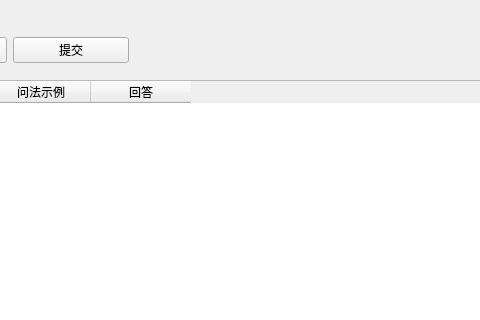
Before: the Qt Designer form ui/autoreply.ui in whlle1ouch/mhwy, drawn with Qt 5; both pictures show x 130 to 610 and y 0 to 320 of the 901 by 600 pixel window.
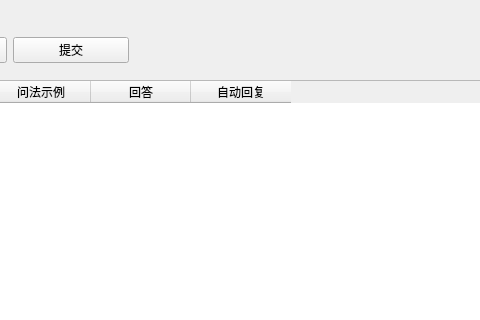
After: the same form once the commit is applied.

Commit message: 2019/4/4 增加了自动回复界面代码

Diff of the .ui file:
```diff
--- a/ui/autoreply.ui
+++ b/ui/autoreply.ui
@@ -88,6 +88,11 @@
      <string>回答</string>
     </property>
    </column>
+   <column>
+    <property name="text">
+     <string>自动回复</string>
+    </property>
+   </column>
   </widget>
  </widget>
  <resources/>
```
The commit also changes 5 other files.
